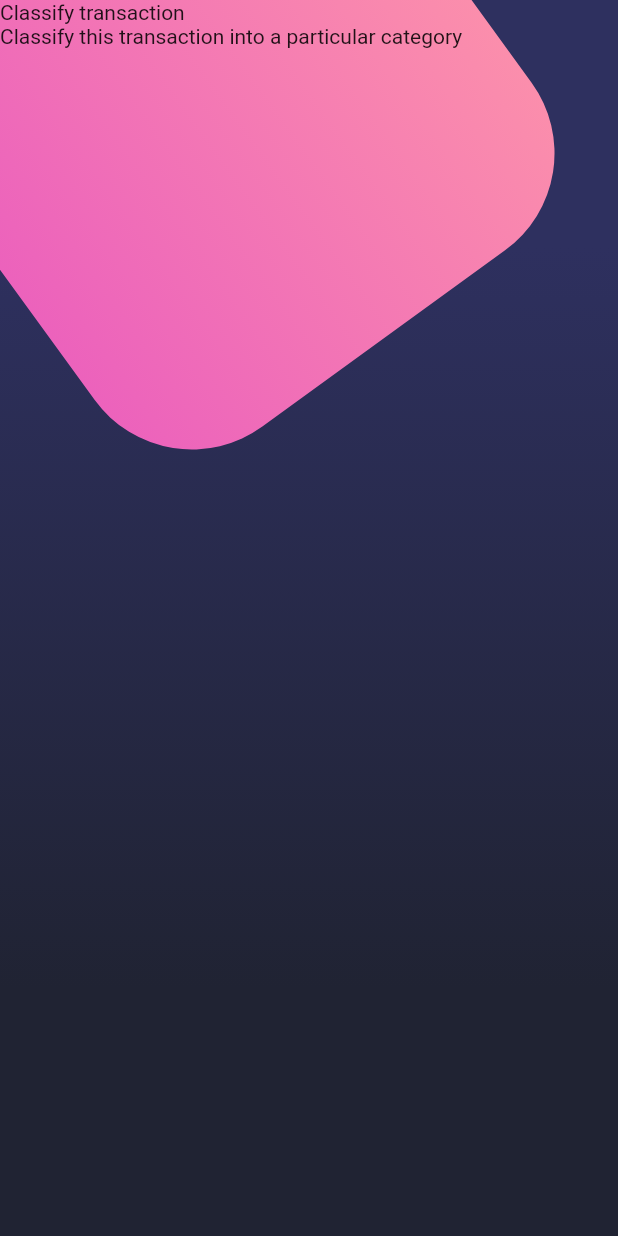
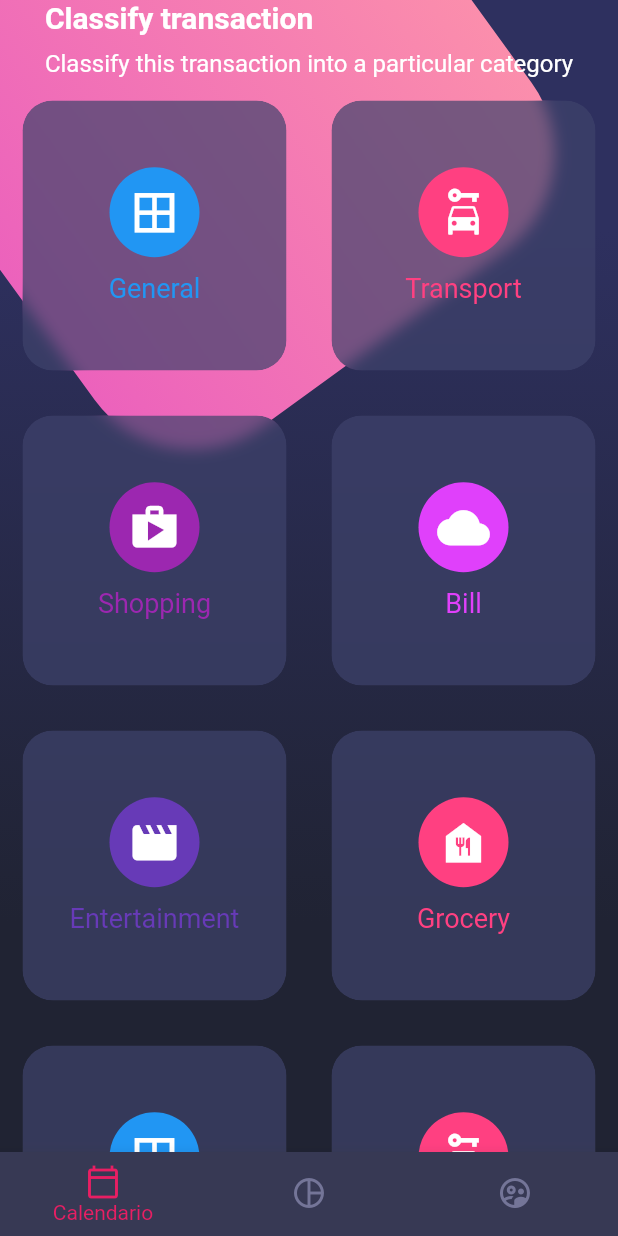
Before and after one commit to javilledo/curso-flutter, a Flutter app: the screen it shows after launch, on a phone screen of 412 x 824 dp. Run offline on Flutter 3.47's test engine with Material 2 defaults, Android fonts, the phone set to English and light mode, and no system bars; our stand-ins replace card_swiper.

Commit message:
section finished

```diff
--- a/disenos/lib/main.dart
+++ b/disenos/lib/main.dart
@@ -2,6 +2,7 @@ import 'package:disenos/screens/basic_design.dart';
 import 'package:disenos/screens/home_screen.dart';
 import 'package:disenos/screens/scroll_design.dart';
 import 'package:flutter/material.dart';
+import 'package:flutter/services.dart';
 
 void main() => runApp(const MyApp());
 
@@ -10,10 +11,15 @@ class MyApp extends StatelessWidget {
 
   @override
   Widget build(BuildContext context) {
+
+    // Pone en blanco la status bar superior. Con dark se pondría en negro.
+    SystemChrome.setSystemUIOverlayStyle(SystemUiOverlayStyle.light); // Con copywith se pueden modificar características
+
     return MaterialApp(
       debugShowCheckedModeBanner: false,
       title: 'Material App',
       initialRoute: 'home_screen',
+      theme: ThemeData.dark(),
       routes: {
         'basic_design': (BuildContext context) => const BasicDesignScreen(),
         'scroll_screen': (BuildContext context) => const ScrollScreen(),
--- a/disenos/lib/screens/home_screen.dart
+++ b/disenos/lib/screens/home_screen.dart
@@ -1,6 +1,10 @@
+
+import 'package:disenos/widgets/card_table.dart';
+import 'package:flutter/material.dart';
+
 import 'package:disenos/widgets/background.dart';
+import 'package:disenos/widgets/custom_bottom_navigation.dart';
 import 'package:disenos/widgets/page_title.dart';
-import 'package:flutter/material.dart';
 
 class HomeScreen extends StatelessWidget {
 
@@ -19,7 +23,8 @@ class HomeScreen extends StatelessWidget {
           _HomeBody()
 
         ],
-      )
+      ),
+      bottomNavigationBar: const CustomBottomNavigation(),
     );
   }
 }
@@ -34,7 +39,10 @@ class _HomeBody extends StatelessWidget {
         children: const[
 
           // Titles
-          PageTitle()
+          PageTitle(),
+
+          // Card Table
+          CardTable()
 
         ],
       ),
--- /dev/null
+++ b/disenos/lib/widgets/card_table.dart
@@ -0,0 +1,128 @@
+import 'dart:ui';
+
+import 'package:flutter/material.dart';
+
+class CardTable extends StatelessWidget {
+  const CardTable({super.key});
+
+  @override
+  Widget build(BuildContext context) {
+    return Table(
+      children: const [
+        TableRow(children: [
+          _SingleCard(
+            color: Colors.blue,
+            icon: Icons.border_all,
+            text: 'General',
+          ),
+          _SingleCard(
+            color: Colors.pinkAccent,
+            icon: Icons.car_rental,
+            text: 'Transport',
+          ),
+        ]),
+        TableRow(children: [
+          _SingleCard(
+            color: Colors.purple,
+            icon: Icons.shop,
+            text: 'Shopping',
+          ),
+          _SingleCard(
+            color: Colors.purpleAccent,
+            icon: Icons.cloud,
+            text: 'Bill',
+          ),
+        ]),
+        TableRow(children: [
+          _SingleCard(
+            color: Colors.deepPurple,
+            icon: Icons.movie,
+            text: 'Entertainment',
+          ),
+          _SingleCard(
+            color: Colors.pinkAccent,
+            icon: Icons.food_bank,
+            text: 'Grocery',
+          ),
+        ]),
+        TableRow(children: [
+          _SingleCard(
+            color: Colors.blue,
+            icon: Icons.border_all,
+            text: 'General',
+          ),
+          _SingleCard(
+            color: Colors.pinkAccent,
+            icon: Icons.car_rental,
+            text: 'Transport',
+          ),
+        ]),
+      ],
+    );
+  }
+}
+
+class _SingleCard extends StatelessWidget {
+  const _SingleCard(
+      {super.key, required this.icon, required this.color, required this.text});
+
+  final IconData icon;
+  final Color color;
+  final String text;
+
+  @override
+  Widget build(BuildContext context) {
+    return _CardBackground(
+      child: Column(
+      mainAxisAlignment: MainAxisAlignment.center,
+      children: [
+        CircleAvatar(
+          backgroundColor: color,
+          radius: 30,
+          child: Icon(
+            icon,
+            size: 35,
+            color: Colors.white,
+          ),
+        ),
+        const SizedBox(
+          height: 10,
+        ),
+        Text(
+          text,
+          style: TextStyle(
+            color: color,
+            fontSize: 18,
+          ),
+        )
+      ],
+    ));
+  }
+}
+
+class _CardBackground extends StatelessWidget {
+  final Widget child;
+
+  const _CardBackground({super.key, required this.child});
+
+  @override
+  Widget build(BuildContext context) {
+    return Container(
+      margin: const EdgeInsets.all(15),
+      child: ClipRRect(
+        // recorta todo lo exterior, no como el container, que se le pueden salir elementos
+        borderRadius: BorderRadius.circular(20),
+        child: BackdropFilter(
+          filter: ImageFilter.blur(sigmaX: 5, sigmaY: 5),
+          child: Container(
+            height: 180,
+            decoration: BoxDecoration(
+                color: const Color.fromRGBO(62, 66, 107, 0.7),
+                borderRadius: BorderRadius.circular(20)),
+            child: child,
+          ),
+        ),
+      ),
+    );
+  }
+}
--- /dev/null
+++ b/disenos/lib/widgets/custom_bottom_navigation.dart
@@ -0,0 +1,24 @@
+import 'package:flutter/material.dart';
+
+class CustomBottomNavigation extends StatelessWidget {
+  const CustomBottomNavigation({super.key});
+
+  @override
+  Widget build(BuildContext context) {
+    return BottomNavigationBar(
+      selectedItemColor: Colors.pink,
+      backgroundColor: const Color.fromRGBO(55, 57, 84, 1),
+      unselectedItemColor: const Color.fromRGBO(116, 117, 152, 1),
+      showSelectedLabels: true,
+      showUnselectedLabels: false,
+      currentIndex: 0,
+      items: const [
+      BottomNavigationBarItem(
+          icon: Icon(Icons.calendar_today_outlined), label: 'Calendario'),
+      BottomNavigationBarItem(
+          icon: Icon(Icons.pie_chart_outline_outlined), label: 'Gráfica'),
+      BottomNavigationBarItem(
+          icon: Icon(Icons.supervised_user_circle_outlined), label: 'Usuarios'),
+    ]);
+  }
+}
--- a/disenos/lib/widgets/page_title.dart
+++ b/disenos/lib/widgets/page_title.dart
@@ -8,11 +8,13 @@ class PageTitle extends StatelessWidget {
     return SafeArea(
       bottom: false,
       child: Container(
+        margin: EdgeInsets.symmetric(horizontal: 20),
         child: Column(
           crossAxisAlignment: CrossAxisAlignment.start,
           children: const [
-            Text('Classify transaction'),
-            Text('Classify this transaction into a particular category'),
+            Text('Classify transaction', style: TextStyle(fontSize: 20, fontWeight: FontWeight.bold, color: Colors.white)),
+            SizedBox(height: 10),
+            Text('Classify this transaction into a particular category', style: TextStyle(fontSize: 16, color: Colors.white)),
           ],
         ),
       ),
```
Also changed, not shown: disenos/pubspec.lock.
